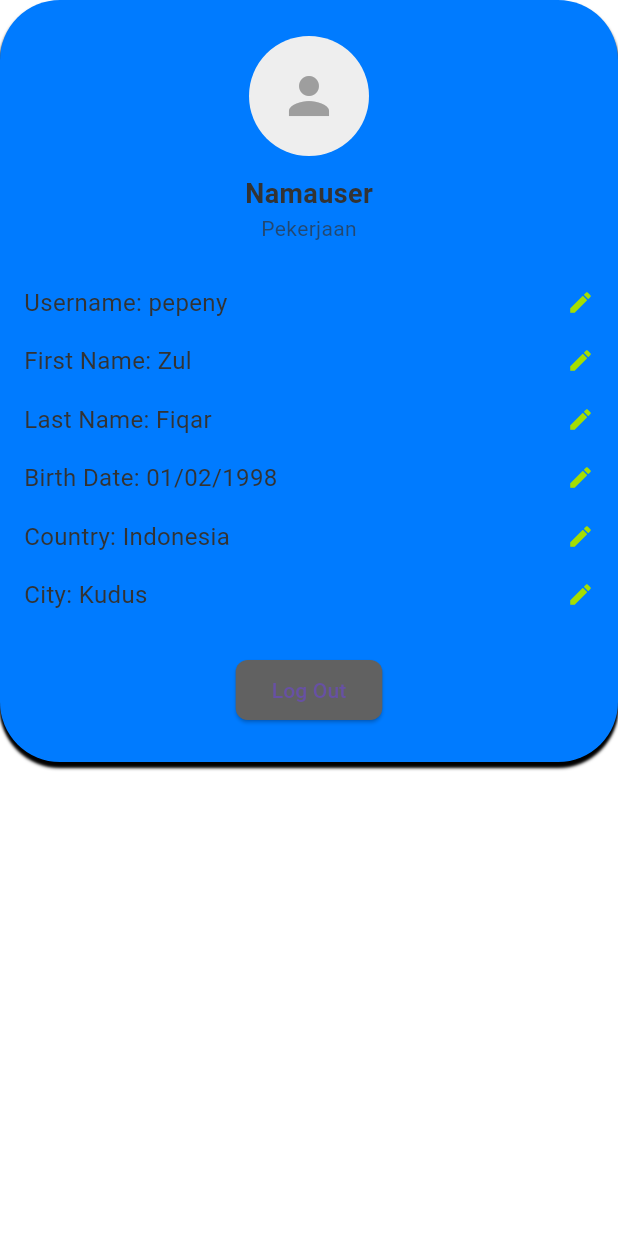
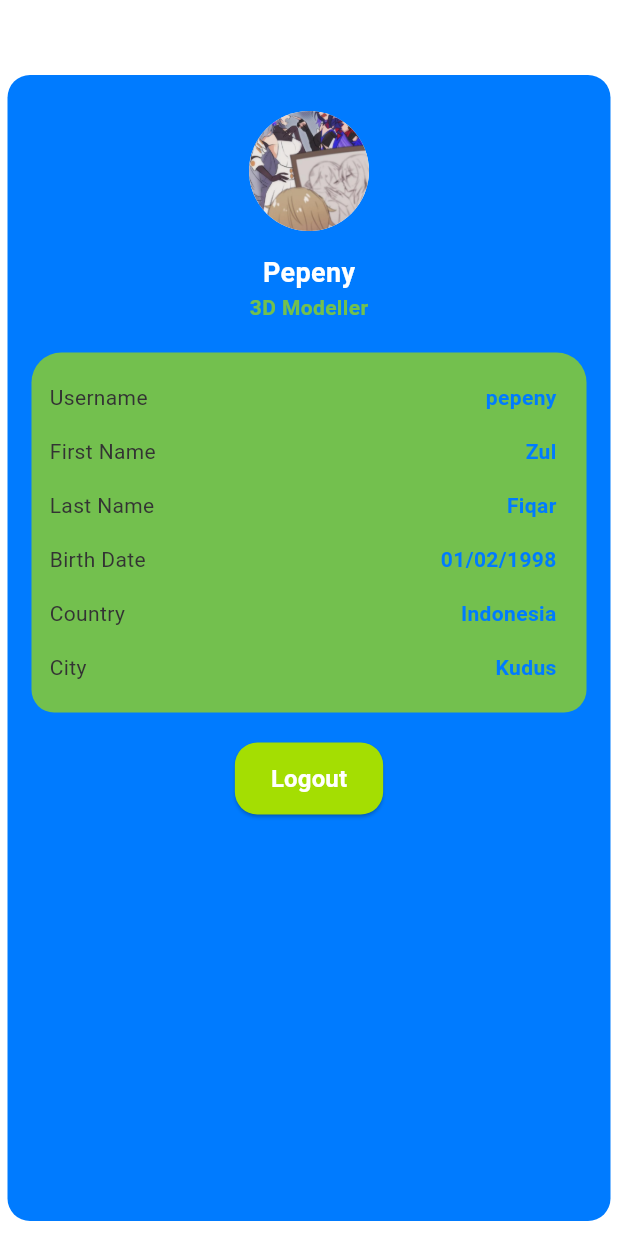
Before and after one commit to Fiqqar/Project-Kerjain_24_35, a Flutter app: the UserProfilePage screen opened by its route, on a phone screen of 412 x 824 dp. Run offline on Flutter 3.47's test engine with Material 3 defaults, Android fonts, the phone set to English and light mode, and no system bars; our stand-ins replace get; Roboto replaces fonts that are missing (Poppins).

Commit message:
ProfileUIandController

```diff
--- a/lib/bindings/bottom_nav_binding.dart
+++ b/lib/bindings/bottom_nav_binding.dart
@@ -1,11 +1,13 @@
 import 'package:get/get.dart';
 import 'package:kerjain/controllers/bottom_nav_controller.dart';
 import 'package:kerjain/controllers/todo_controller.dart';
+import 'package:kerjain/controllers/userprofile_controller.dart';
 
 class BottomNavBinding extends Bindings {
   @override
   void dependencies() {
     Get.lazyPut<BottomNavController>(() => BottomNavController());
     Get.lazyPut<TodoController>(() => TodoController());
+    Get.lazyPut<UserProfileController>(() => UserProfileController());
   }
 }
--- /dev/null
+++ b/lib/controllers/userprofile_controller.dart
@@ -0,0 +1,9 @@
+import 'package:get/get.dart';
+import 'package:kerjain/routes/routes.dart';
+
+class UserProfileController extends GetxController{
+  void logout () {
+   Get.offAllNamed(AppRoutes.login);
+  }
+
+}
--- a/lib/pages/user_profile_page.dart
+++ b/lib/pages/user_profile_page.dart
@@ -1,63 +1,81 @@
 import 'package:flutter/material.dart';
+import 'package:get/get.dart';
+
 import 'package:kerjain/colors/app_colors.dart';
+import 'package:kerjain/controllers/userprofile_controller.dart';
+import 'package:kerjain/widgets/custom_button.dart';
 import 'package:kerjain/widgets/custom_card.dart';
 import 'package:kerjain/widgets/custom_text.dart';
 
 class UserProfilePage extends StatelessWidget {
-  const UserProfilePage({super.key});
+   UserProfilePage({super.key});
+
+    final UserProfileController profileController = Get.find<UserProfileController>();
 
   @override
   Widget build(BuildContext context) {
     return Scaffold(
       backgroundColor: ColorPalette.backgroundColor,
-      body: Column(
+      body: Stack(
+        alignment: Alignment.topCenter,
         children: [
-          CustomCard(
-            topRadius: 40,
-            bottomRadius: 40,
+          Padding(
+            padding: EdgeInsets.only(top: 50,bottom: 10,left: 5,right: 5),
+            child: CustomCard(
+              hasShadow: false,
+              topRadius: 15,
+              bottomRadius: 15,
               color: ColorPalette.primaryColor,
-            padding: EdgeInsets.symmetric(vertical: 24, horizontal: 16),
+              padding:  EdgeInsets.symmetric(vertical: 24, horizontal: 16),
               child: Column(
                 children: [
                   CircleAvatar(
                     radius: 40,
-                  backgroundColor: Colors.grey.shade200,
-                  child: Icon(Icons.person, size: 40, color: Colors.grey),
+                    backgroundImage: AssetImage(
+                      "assets/images/placeholder.jpg",
                     ),
-                SizedBox(height: 12),
+                    backgroundColor: ColorPalette.backgroundColor,
+                  ),
+                  SizedBox(height: 15),
                   CustomText(
-                  text: "Namauser",
+                    text: "Pepeny",
                     fontWeight: FontWeight.bold,
                     fontSize: 18,
-                  textColor: ColorPalette.textColor,
+                    textColor: ColorPalette.backgroundColor,
                   ),
                   CustomText(
-                  text: "Pekerjaan",
+                    fontWeight: FontWeight.w600,
+                    text: "3D Modeller",
                     fontSize: 14,
-                  textColor: ColorPalette.textColor.withValues(alpha: 0.7),
+                    textColor: ColorPalette.primaryGradientColor.withValues(alpha: 0.7),
                   ),
                   SizedBox(height: 20),
-
+                  CustomCard(
+                    color: ColorPalette.accentColor.withValues(alpha: 0.7),
+                    padding: EdgeInsets.all(12),
+                    bottomRadius: 15,
+                    hasShadow: false,
+                    child: Column(
+                      children: [
                         buildInfoRow("Username", "pepeny"),
                         buildInfoRow("First Name", "Zul"),
                         buildInfoRow("Last Name", "Fiqar"),
                         buildInfoRow("Birth Date", "01/02/1998"),
                         buildInfoRow("Country", "Indonesia"),
                         buildInfoRow("City", "Kudus"),
-
-                SizedBox(height: 20),
-
-                ElevatedButton(
-                  onPressed: () {},
-                  style: ElevatedButton.styleFrom(
-                    backgroundColor: Colors.grey.shade700,
-                    shape: RoundedRectangleBorder(
-                      borderRadius: BorderRadius.circular(8),
+                      ],
                     ),
                   ),
-                  child: const Text("Log Out"),
+                  SizedBox(height: 20),
+                  CustomButton(
+                    label: "Logout",
+                    onPressed: () {
+                    profileController.logout();
+                    },
+                    color: ColorPalette.accentColor,
                   ),
                 ],
+              ),
             ),
           ),
         ],
--- a/lib/widgets/custom_text.dart
+++ b/lib/widgets/custom_text.dart
@@ -1,4 +1,4 @@
-import 'package:flutter/cupertino.dart';
+
 import 'package:flutter/material.dart';
 import 'package:kerjain/colors/app_colors.dart';
 
@@ -42,17 +42,23 @@ class CustomText extends StatelessWidget {
 
 Widget buildInfoRow(String label, String value) {
     return Padding(
-    padding: const EdgeInsets.symmetric(vertical: 8.0),
+      padding: EdgeInsets.symmetric(vertical: 8.0),
       child: Row(
         children: [
           Expanded(
             child: CustomText(
-            text: "$label: $value",
-            fontSize: 16,
+              text: label,
+              fontSize: 14,
               textColor: ColorPalette.textColor,
             ),
           ),
-        Icon(Icons.edit, size: 18, color: ColorPalette.accentColor),
+          CustomText(
+            text: value,
+            fontSize: 14,
+            fontWeight: FontWeight.bold,
+            textColor: ColorPalette.primaryColor,
+          ),
+          const SizedBox(width: 8),
         ],
       ),
     );
```
Also changed, not shown: assets/images/placeholder.jpg (added), pubspec.lock. Lines whose indentation alone changed are shown as unchanged.
